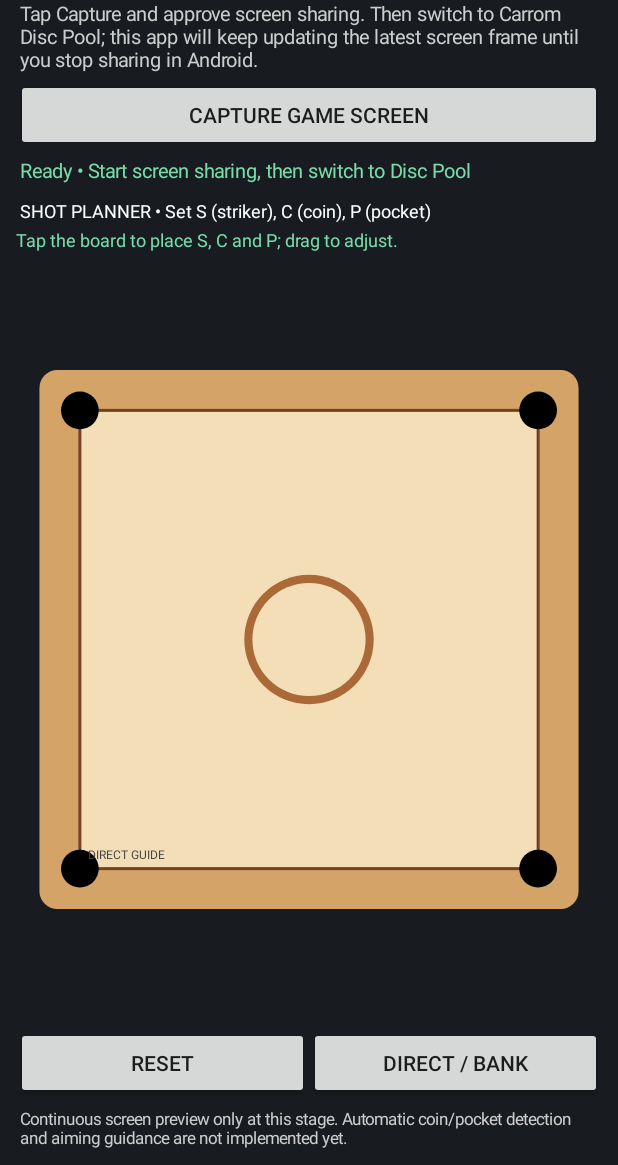
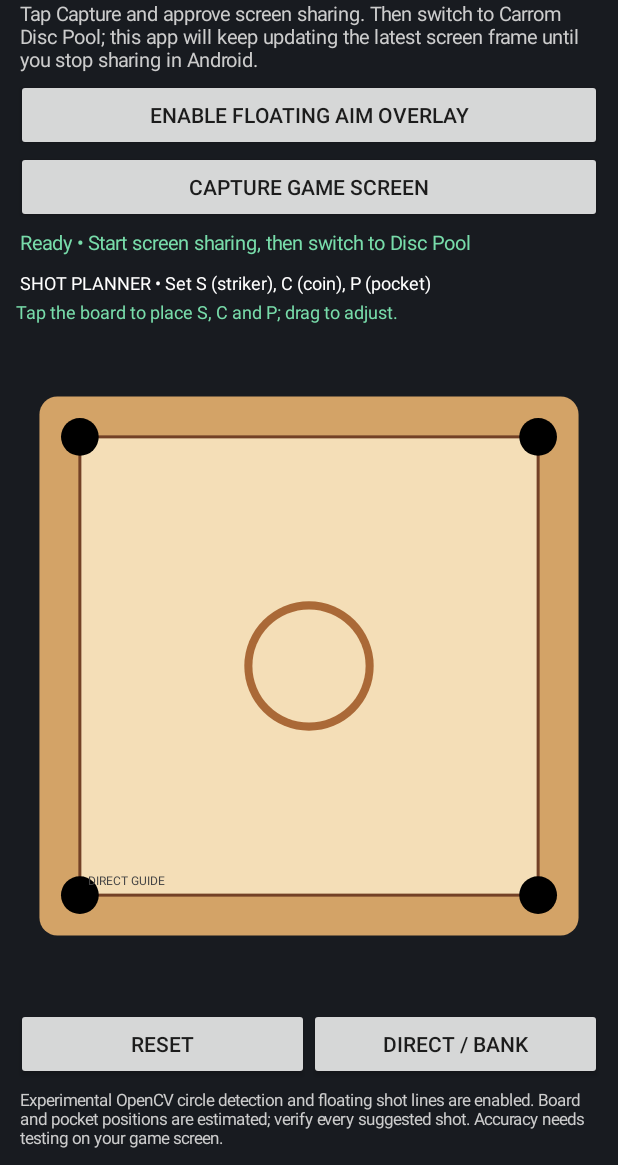
Before and after one commit to Grootttt/CarromAimPro-, an Android app: the screen it shows after launch (MainActivity), on a phone screen of 412 x 824 dp, the part 71-1236 px from its top. Run offline under Robolectric (Android 15) with nearby library versions, the phone set to English and light mode, and no system bars.

Commit message:
Add overlay permission setup for floating shot guidance

```diff
--- a/app/src/main/java/com/grootttt/carromaimpro/MainActivity.kt
+++ b/app/src/main/java/com/grootttt/carromaimpro/MainActivity.kt
@@ -8,6 +8,8 @@ import android.content.IntentFilter
 import android.media.projection.MediaProjectionManager
 import android.os.Build
 import android.os.Bundle
+import android.net.Uri
+import android.provider.Settings
 import android.graphics.BitmapFactory
 import android.graphics.Canvas
 import android.graphics.Paint
@@ -67,6 +69,17 @@ class MainActivity : Activity() {
             setTextColor(Color.rgb(120, 220, 170))
             setPadding(4, 6, 4, 6)
         }
+        val overlayPermission = Button(this).apply {
+            text = "ENABLE FLOATING AIM OVERLAY"
+            setOnClickListener {
+                if (!Settings.canDrawOverlays(this@MainActivity)) {
+                    val intent = Intent(Settings.ACTION_MANAGE_OVERLAY_PERMISSION, Uri.parse("package:" + packageName))
+                    startActivity(intent)
+                } else {
+                    status.text = "Floating overlay permission is enabled. Start screen capture and switch to Disc Pool."
+                }
+            }
+        }
         val capture = Button(this).apply {
             text = "CAPTURE GAME SCREEN"
             setOnClickListener {
@@ -110,13 +123,14 @@ class MainActivity : Activity() {
             setOnClickListener { board.toggleBank() }
         }, LinearLayout.LayoutParams(0, -2, 1f))
         val note = TextView(this).apply {
-            text = "Continuous screen preview only at this stage. Automatic coin/pocket detection and aiming guidance are not implemented yet."
+            text = "Experimental OpenCV circle detection and floating shot lines are enabled. Board and pocket positions are estimated; verify every suggested shot. Accuracy needs testing on your actual game screen."
             textSize = 11f
             setTextColor(Color.LTGRAY)
             setPadding(4, 8, 4, 4)
         }
         root.addView(heading)
         root.addView(help)
+        root.addView(overlayPermission)
         root.addView(capture)
         root.addView(status)
         root.addView(preview, LinearLayout.LayoutParams(-1, -2))
```
